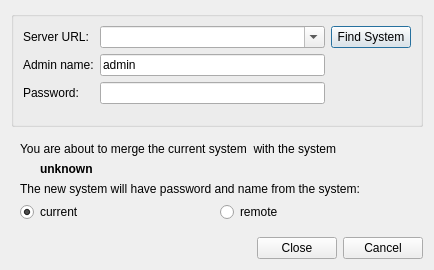
This is client/src/ui/dialogs/merge_systems_dialog.ui in networkoptix/nx_open as Qt 5 draws it before an edit. The edited form follows.
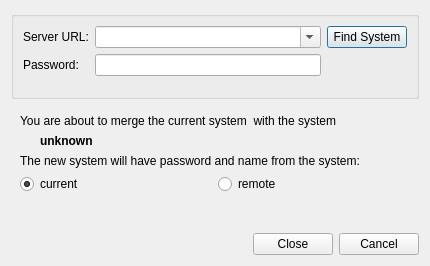
This is the edited form. Custom widgets are drawn as their Qt base class.

Commit message:
remove "admin name" field from merge dialog
<==== Mercurial data ====>
Branch: master

Diff of the .ui file:
```diff
--- a/client/src/ui/dialogs/merge_systems_dialog.ui
+++ b/client/src/ui/dialogs/merge_systems_dialog.ui
@@ -6,8 +6,8 @@
    <rect>
     <x>0</x>
     <y>0</y>
-    <width>434</width>
-    <height>270</height>
+    <width>430</width>
+    <height>266</height>
    </rect>
   </property>
   <property name="windowTitle">
@@ -72,31 +72,17 @@
                 </property>
                </widget>
               </item>
-              <item row="3" column="0">
-               <widget class="QLabel" name="passwordLabel">
-                <property name="text">
-                 <string>Password:</string>
-                </property>
-               </widget>
-              </item>
-              <item row="3" column="1">
+              <item row="1" column="1">
                <widget class="QLineEdit" name="passwordEdit">
                 <property name="echoMode">
                  <enum>QLineEdit::Password</enum>
                 </property>
                </widget>
               </item>
-              <item row="1" column="1">
-               <widget class="QLineEdit" name="userNameEdit">
-                <property name="text">
-                 <string notr="true">admin</string>
-                </property>
-               </widget>
-              </item>
               <item row="1" column="0">
-               <widget class="QLabel" name="userNameLabel">
+               <widget class="QLabel" name="passwordLabel">
                 <property name="text">
-                 <string>Admin name:</string>
+                 <string>Password:</string>
                 </property>
                </widget>
               </item>
```
Left out of the diff: 1 changed line with no effect on the pictures. The commit also changes 1 other file.
